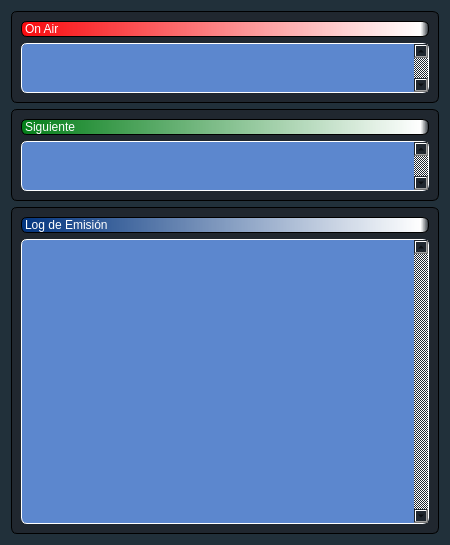
ifara/radit-automation, file FrmIndicadores.ui: the form before one commit.
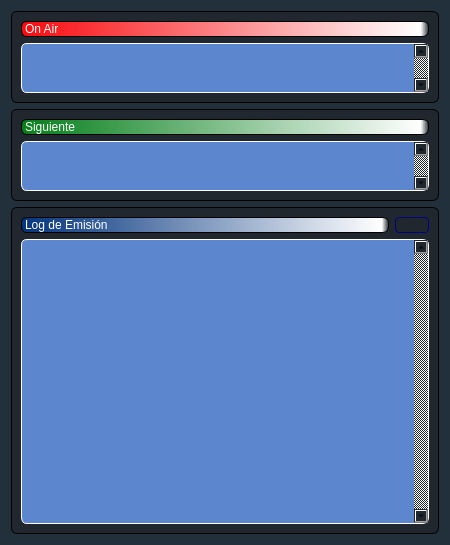
The form after the commit. Icons and pictures are not drawn.

Diff of the .ui file:
```diff
--- a/FrmIndicadores.ui
+++ b/FrmIndicadores.ui
@@ -192,17 +192,72 @@
      </property>
      <layout class="QVBoxLayout" name="verticalLayout_3">
       <item>
-       <widget class="QLabel" name="label_3">
-        <property name="styleSheet">
-         <string notr="true">background-color: qlineargradient(spread:pad, x1:0, y1:0, x2:1, y2:0, stop:0 rgba(2, 52, 126, 255), stop:0.98 rgba(255, 255, 255, 255), stop:1 rgba(0, 0, 0, 0));
+       <layout class="QHBoxLayout" name="horizontalLayout">
+        <item>
+         <widget class="QLabel" name="label_3">
+          <property name="sizePolicy">
+           <sizepolicy hsizetype="Preferred" vsizetype="Preferred">
+            <horstretch>1</horstretch>
+            <verstretch>0</verstretch>
+           </sizepolicy>
+          </property>
+          <property name="styleSheet">
+           <string notr="true">background-color: qlineargradient(spread:pad, x1:0, y1:0, x2:1, y2:0, stop:0 rgba(2, 52, 126, 255), stop:0.98 rgba(255, 255, 255, 255), stop:1 rgba(0, 0, 0, 0));
 
 
 color: rgb(255, 255, 255);</string>
-        </property>
-        <property name="text">
-         <string>Log de Emisión</string>
-        </property>
-       </widget>
+          </property>
+          <property name="text">
+           <string>Log de Emisión</string>
+          </property>
+         </widget>
+        </item>
+        <item>
+         <widget class="QPushButton" name="pushButton">
+          <property name="cursor">
+           <cursorShape>PointingHandCursor</cursorShape>
+          </property>
+          <property name="toolTip">
+           <string>&lt;!DOCTYPE HTML PUBLIC &quot;-//W3C//DTD HTML 4.0//EN&quot; &quot;http://www.w3.org/TR/REC-html40/strict.dtd&quot;&gt;
+&lt;html&gt;&lt;head&gt;&lt;meta name=&quot;qrichtext&quot; content=&quot;1&quot; /&gt;&lt;style type=&quot;text/css&quot;&gt;
+p, li { white-space: pre-wrap; }
+&lt;/style&gt;&lt;/head&gt;&lt;body style=&quot; font-family:'MS Shell Dlg 2'; font-size:8.25pt; font-weight:400; font-style:normal;&quot;&gt;
+&lt;p style=&quot; margin-top:0px; margin-bottom:0px; margin-left:0px; margin-right:0px; -qt-block-indent:0; text-indent:0px;&quot;&gt;&lt;span style=&quot; color:#7bf409;&quot;&gt;Borrar Historial&lt;/span&gt;&lt;/p&gt;&lt;/body&gt;&lt;/html&gt;</string>
+          </property>
+          <property name="styleSheet">
+           <string notr="true">QPushButton {
+     border: 1px solid #000000;
+     border-radius:4px;
+     background-color: qlineargradient(x1: 0, y1: 0, x2: 0, y2: 1,
+                                       stop: 0 #f6f7fa, stop: 1 #dadbde);
+     min-width: 30px;
+font: 75 11pt &quot;MS Shell Dlg 2&quot;;
+ }
+
+
+QPushButton:hover {
+     background-color: qlineargradient(x1: 0, y1: 0, x2: 0, y2: 1,
+                                       stop: 0 #f5b14e, stop: 1 #fff9ef);
+ }
+
+ QPushButton:default {
+     border-color: navy; /* make the default button prominent */
+ }
+    </string>
+          </property>
+          <property name="icon">
+           <iconset resource="radit.qrc">
+            <normaloff>:/general/iconos/player/purge.png</normaloff>:/general/iconos/player/purge.png</iconset>
+          </property>
+          <property name="iconSize">
+           <size>
+            <width>16</width>
+            <height>18</height>
+           </size>
+          </property>
+         </widget>
+        </item>
+       </layout>
       </item>
       <item>
        <widget class="QTextEdit" name="TLog">
```
Left out of the diff: 23 changed lines with no effect on the pictures.
